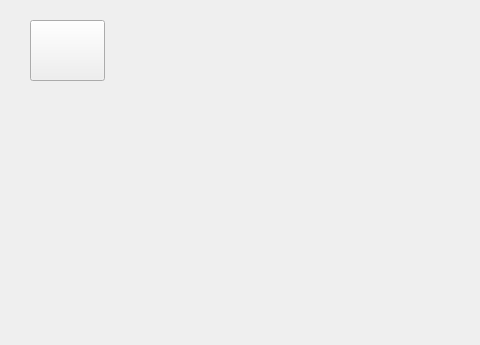
Qt form mainwindow.ui (astrotim75/fitsreader) before a commit; both pictures show x 0 to 480 and y 0 to 345 of the 1272 by 732 pixel window.
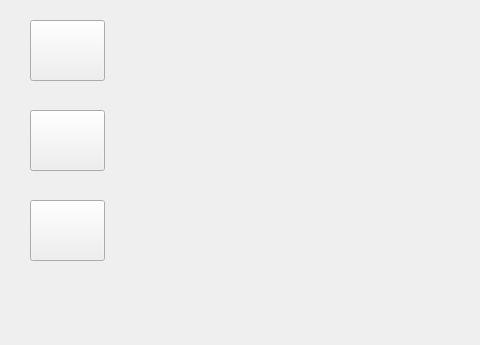
The same form after that commit.

Commit message: added show fits data button

The edit to the form file:
```diff
--- a/mainwindow.ui
+++ b/mainwindow.ui
@@ -30,6 +30,38 @@
      <string/>
     </property>
    </widget>
+   <widget class="QPushButton" name="btnOpenFolder">
+    <property name="geometry">
+     <rect>
+      <x>30</x>
+      <y>110</y>
+      <width>75</width>
+      <height>61</height>
+     </rect>
+    </property>
+    <property name="styleSheet">
+     <string notr="true"/>
+    </property>
+    <property name="text">
+     <string/>
+    </property>
+   </widget>
+   <widget class="QPushButton" name="btnFitsData">
+    <property name="geometry">
+     <rect>
+      <x>30</x>
+      <y>200</y>
+      <width>75</width>
+      <height>61</height>
+     </rect>
+    </property>
+    <property name="styleSheet">
+     <string notr="true"/>
+    </property>
+    <property name="text">
+     <string/>
+    </property>
+   </widget>
   </widget>
   <widget class="QMenuBar" name="menubar">
    <property name="geometry">
```
The commit also changes 104 other files.
